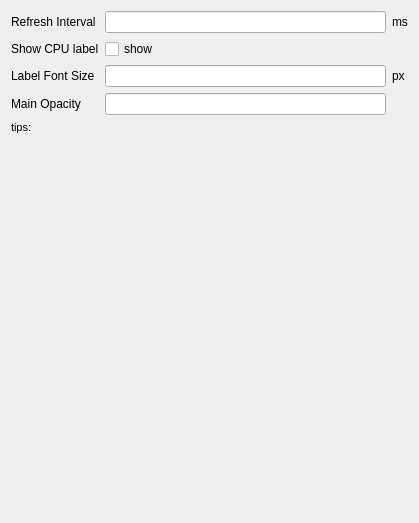
Above: configure_dialog.ui from yt-theme/popBall before the change. Below: the same form after it.
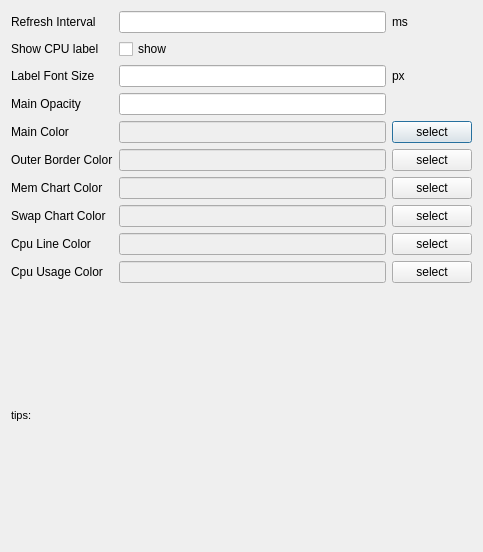
That is the form after the change.

Commit message: gui color set

Diff of the .ui file:
```diff
--- a/configure_dialog.ui
+++ b/configure_dialog.ui
@@ -6,14 +6,28 @@
    <rect>
     <x>0</x>
     <y>0</y>
-    <width>419</width>
-    <height>523</height>
+    <width>483</width>
+    <height>552</height>
    </rect>
   </property>
   <property name="windowTitle">
    <string>Dialog</string>
   </property>
-  <layout class="QGridLayout" name="gridLayout">
+  <layout class="QGridLayout" name="gridLayout_2">
+   <item row="5" column="0">
+    <widget class="QLabel" name="label_8">
+     <property name="text">
+      <string>Outer Border Color</string>
+     </property>
+    </widget>
+   </item>
+   <item row="2" column="0">
+    <widget class="QLabel" name="label_4">
+     <property name="text">
+      <string>Label Font Size</string>
+     </property>
+    </widget>
+   </item>
    <item row="0" column="0">
     <widget class="QLabel" name="label">
      <property name="text">
@@ -21,10 +35,26 @@
      </property>
     </widget>
    </item>
-   <item row="0" column="1">
-    <widget class="QLineEdit" name="refresh_interval">
-     <property name="maxLength">
-      <number>32765</number>
+   <item row="7" column="1">
+    <widget class="QLineEdit" name="swap_chart_color">
+     <property name="enabled">
+      <bool>false</bool>
+     </property>
+     <property name="minimumSize">
+      <size>
+       <width>163</width>
+       <height>0</height>
+      </size>
+     </property>
+     <property name="text">
+      <string/>
+     </property>
+    </widget>
+   </item>
+   <item row="2" column="2">
+    <widget class="QLabel" name="label_5">
+     <property name="text">
+      <string>px</string>
      </property>
     </widget>
    </item>
@@ -35,6 +65,119 @@
      </property>
     </widget>
    </item>
+   <item row="3" column="0">
+    <widget class="QLabel" name="label_6">
+     <property name="text">
+      <string>Main Opacity</string>
+     </property>
+    </widget>
+   </item>
+   <item row="10" column="0" colspan="3">
+    <layout class="QHBoxLayout" name="horizontalLayout">
+     <item>
+      <widget class="QLabel" name="tips">
+       <property name="font">
+        <font>
+         <pointsize>8</pointsize>
+        </font>
+       </property>
+       <property name="text">
+        <string>tips:</string>
+       </property>
+      </widget>
+     </item>
+    </layout>
+   </item>
+   <item row="4" column="2">
+    <widget class="QPushButton" name="select_color_main">
+     <property name="text">
+      <string>select</string>
+     </property>
+    </widget>
+   </item>
+   <item row="7" column="0">
+    <widget class="QLabel" name="label_10">
+     <property name="text">
+      <string>Swap Chart Color</string>
+     </property>
+    </widget>
+   </item>
+   <item row="9" column="0">
+    <widget class="QLabel" name="label_12">
+     <property name="text">
+      <string>Cpu Usage Color</string>
+     </property>
+    </widget>
+   </item>
+   <item row="8" column="2">
+    <widget class="QPushButton" name="select_color_cpu_line">
+     <property name="text">
+      <string>select</string>
+     </property>
+    </widget>
+   </item>
+   <item row="6" column="0">
+    <widget class="QLabel" name="label_9">
+     <property name="text">
+      <string>Mem Chart Color</string>
+     </property>
+    </widget>
+   </item>
+   <item row="2" column="1">
+    <widget class="QLineEdit" name="labelFont_size">
+     <property name="minimumSize">
+      <size>
+       <width>163</width>
+       <height>0</height>
+      </size>
+     </property>
+    </widget>
+   </item>
+   <item row="6" column="1">
+    <widget class="QLineEdit" name="mem_chart_color">
+     <property name="enabled">
+      <bool>false</bool>
+     </property>
+     <property name="minimumSize">
+      <size>
+       <width>163</width>
+       <height>0</height>
+      </size>
+     </property>
+     <property name="text">
+      <string/>
+     </property>
+    </widget>
+   </item>
+   <item row="9" column="1">
+    <widget class="QLineEdit" name="cpu_usage_color">
+     <property name="enabled">
+      <bool>false</bool>
+     </property>
+     <property name="minimumSize">
+      <size>
+       <width>163</width>
+       <height>0</height>
+      </size>
+     </property>
+     <property name="text">
+      <string/>
+     </property>
+    </widget>
+   </item>
+   <item row="4" column="1">
+    <widget class="QLineEdit" name="main_color">
+     <property name="enabled">
+      <bool>false</bool>
+     </property>
+     <property name="minimumSize">
+      <size>
+       <width>163</width>
+       <height>0</height>
+      </size>
+     </property>
+    </widget>
+   </item>
    <item row="1" column="0">
     <widget class="QLabel" name="label_3">
      <property name="text">
@@ -42,6 +185,108 @@
      </property>
     </widget>
    </item>
+   <item row="3" column="1">
+    <widget class="QLineEdit" name="main_opacity">
+     <property name="minimumSize">
+      <size>
+       <width>163</width>
+       <height>0</height>
+      </size>
+     </property>
+    </widget>
+   </item>
+   <item row="5" column="1">
+    <widget class="QLineEdit" name="outer_border_color">
+     <property name="enabled">
+      <bool>false</bool>
+     </property>
+     <property name="minimumSize">
+      <size>
+       <width>163</width>
+       <height>0</height>
+      </size>
+     </property>
+     <property name="text">
+      <string/>
+     </property>
+    </widget>
+   </item>
+   <item row="5" column="2">
+    <widget class="QPushButton" name="select_color_outer_border">
+     <property name="text">
+      <string>select</string>
+     </property>
+    </widget>
+   </item>
+   <item row="7" column="2">
+    <widget class="QPushButton" name="select_color_swap">
+     <property name="text">
+      <string>select</string>
+     </property>
+    </widget>
+   </item>
+   <item row="8" column="0">
+    <widget class="QLabel" name="label_11">
+     <property name="text">
+      <string>Cpu Line Color</string>
+     </property>
+    </widget>
+   </item>
+   <item row="9" column="2">
+    <widget class="QPushButton" name="select_color_cpu_usage">
+     <property name="text">
+      <string>select</string>
+     </property>
+    </widget>
+   </item>
+   <item row="8" column="1">
+    <widget class="QLineEdit" name="cpu_line_color">
+     <property name="enabled">
+      <bool>false</bool>
+     </property>
+     <property name="minimumSize">
+      <size>
+       <width>163</width>
+       <height>0</height>
+      </size>
+     </property>
+     <property name="text">
+      <string/>
+     </property>
+    </widget>
+   </item>
+   <item row="4" column="0">
+    <widget class="QLabel" name="label_7">
+     <property name="text">
+      <string>Main Color</string>
+     </property>
+    </widget>
+   </item>
+   <item row="0" column="1">
+    <widget class="QLineEdit" name="refresh_interval">
+     <property name="minimumSize">
+      <size>
+       <width>163</width>
+       <height>0</height>
+      </size>
+     </property>
+     <property name="sizeIncrement">
+      <size>
+       <width>0</width>
+       <height>0</height>
+      </size>
+     </property>
+     <property name="baseSize">
+      <size>
+       <width>0</width>
+       <height>0</height>
+      </size>
+     </property>
+     <property name="maxLength">
+      <number>32765</number>
+     </property>
+    </widget>
+   </item>
    <item row="1" column="1">
     <widget class="QCheckBox" name="showCpu_checkbox">
      <property name="text">
@@ -49,58 +294,13 @@
      </property>
     </widget>
    </item>
-   <item row="2" column="0">
-    <widget class="QLabel" name="label_4">
+   <item row="6" column="2">
+    <widget class="QPushButton" name="select_color_mem">
      <property name="text">
-      <string>Label Font Size</string>
+      <string>select</string>
      </property>
     </widget>
    </item>
-   <item row="2" column="1">
-    <widget class="QLineEdit" name="labelFont_size"/>
-   </item>
-   <item row="2" column="2">
-    <widget class="QLabel" name="label_5">
-     <property name="text">
-      <string>px</string>
-     </property>
-    </widget>
-   </item>
-   <item row="3" column="0">
-    <widget class="QLabel" name="label_6">
-     <property name="text">
-      <string>Main Opacity</string>
-     </property>
-    </widget>
-   </item>
-   <item row="3" column="1">
-    <widget class="QLineEdit" name="main_opacity"/>
-   </item>
-   <item row="4" column="0" colspan="3">
-    <widget class="QLabel" name="tips">
-     <property name="font">
-      <font>
-       <pointsize>8</pointsize>
-      </font>
-     </property>
-     <property name="text">
-      <string>tips:</string>
-     </property>
-    </widget>
-   </item>
-   <item row="5" column="1">
-    <spacer name="verticalSpacer">
-     <property name="orientation">
-      <enum>Qt::Vertical</enum>
-     </property>
-     <property name="sizeHint" stdset="0">
-      <size>
-       <width>20</width>
-       <height>345</height>
-      </size>
-     </property>
-    </spacer>
-   </item>
   </layout>
  </widget>
  <resources/>
```
The commit also changes 8 other files.
